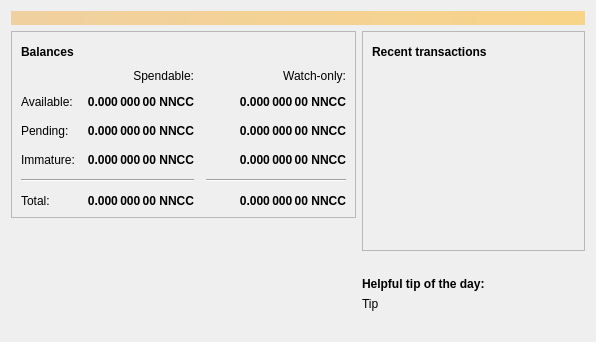
Qt form src/qt/forms/overviewpage.ui (termucoin/dogecoin) before a commit.
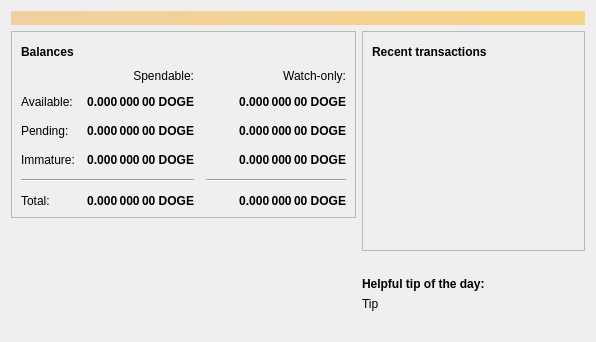
The same form after that commit. Icons and pictures are not drawn.

Patch:
```diff
--- a/src/qt/forms/overviewpage.ui
+++ b/src/qt/forms/overviewpage.ui
@@ -129,7 +129,7 @@
                <string>Unconfirmed transactions to watch-only addresses</string>
               </property>
               <property name="text">
-               <string notr="true">0.000 000 00 NNCC</string>
+               <string notr="true">0.000 000 00 DOGE</string>
               </property>
               <property name="alignment">
                <set>Qt::AlignRight|Qt::AlignTrailing|Qt::AlignVCenter</set>
@@ -154,7 +154,7 @@
                <string>Total of transactions that have yet to be confirmed, and do not yet count toward the spendable balance</string>
               </property>
               <property name="text">
-               <string notr="true">0.000 000 00 NNCC</string>
+               <string notr="true">0.000 000 00 DOGE</string>
               </property>
               <property name="alignment">
                <set>Qt::AlignRight|Qt::AlignTrailing|Qt::AlignVCenter</set>
@@ -179,7 +179,7 @@
                <string>Mined balance in watch-only addresses that has not yet matured</string>
               </property>
               <property name="text">
-               <string notr="true">0.000 000 00 NNCC</string>
+               <string notr="true">0.000 000 00 DOGE</string>
               </property>
               <property name="alignment">
                <set>Qt::AlignRight|Qt::AlignTrailing|Qt::AlignVCenter</set>
@@ -237,7 +237,7 @@
                <string>Mined balance that has not yet matured</string>
               </property>
               <property name="text">
-               <string notr="true">0.000 000 00 NNCC</string>
+               <string notr="true">0.000 000 00 DOGE</string>
               </property>
               <property name="alignment">
                <set>Qt::AlignRight|Qt::AlignTrailing|Qt::AlignVCenter</set>
@@ -282,7 +282,7 @@
                <string>Your current total balance</string>
               </property>
               <property name="text">
-               <string notr="true">0.000 000 00 NNCC</string>
+               <string notr="true">0.000 000 00 DOGE</string>
               </property>
               <property name="alignment">
                <set>Qt::AlignRight|Qt::AlignTrailing|Qt::AlignVCenter</set>
@@ -307,7 +307,7 @@
                <string>Current total balance in watch-only addresses</string>
               </property>
               <property name="text">
-               <string notr="true">0.000 000 00 NNCC</string>
+               <string notr="true">0.000 000 00 DOGE</string>
               </property>
               <property name="alignment">
                <set>Qt::AlignRight|Qt::AlignTrailing|Qt::AlignVCenter</set>
@@ -349,7 +349,7 @@
                <string>Your current spendable balance</string>
               </property>
               <property name="text">
-               <string notr="true">0.000 000 00 NNCC</string>
+               <string notr="true">0.000 000 00 DOGE</string>
               </property>
               <property name="alignment">
                <set>Qt::AlignRight|Qt::AlignTrailing|Qt::AlignVCenter</set>
@@ -374,7 +374,7 @@
                <string>Your current balance in watch-only addresses</string>
               </property>
               <property name="text">
-               <string notr="true">0.000 000 00 NNCC</string>
+               <string notr="true">0.000 000 00 DOGE</string>
               </property>
               <property name="alignment">
                <set>Qt::AlignRight|Qt::AlignTrailing|Qt::AlignVCenter</set>
```
Left out of the diff: 4 changed lines with no effect on the pictures.
